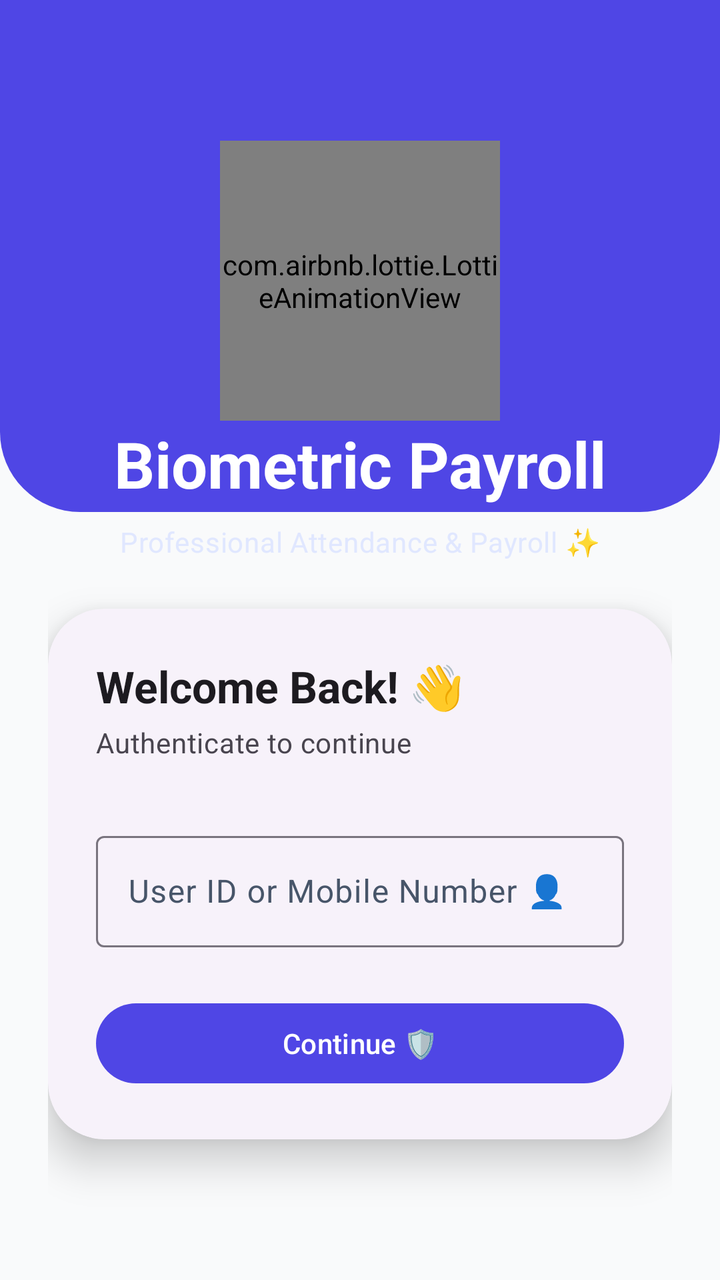
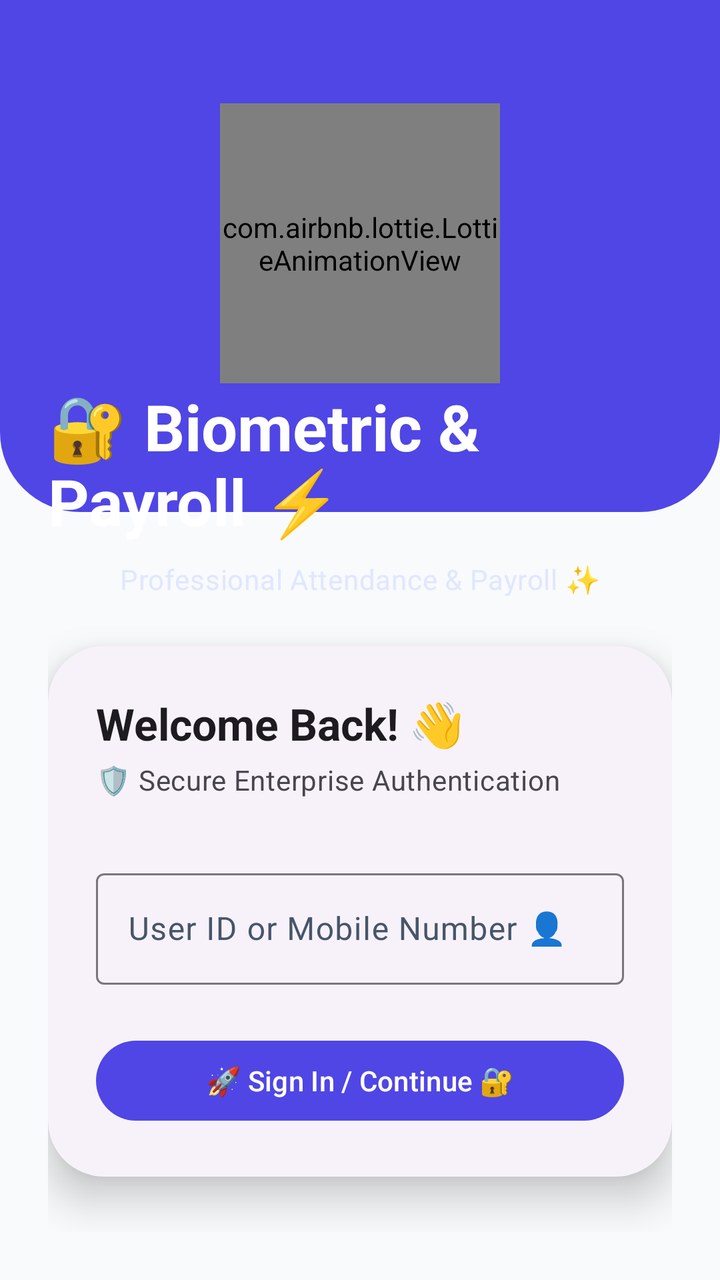

An Android layout rendered at two revisions. The XML below is the earlier revision; the diff shows what the commit changed to produce the second picture.
<!-- AndroidManifest.xml: activity theme Theme.Biometric.Login -->
<!-- res/layout/activity_login.xml -->
<?xml version="1.0" encoding="utf-8"?>
<androidx.constraintlayout.widget.ConstraintLayout xmlns:android="http://schemas.android.com/apk/res/android"
    xmlns:app="http://schemas.android.com/apk/res-auto"
    xmlns:tools="http://schemas.android.com/tools"
    android:id="@+id/main"
    android:layout_width="match_parent"
    android:layout_height="match_parent"
    android:background="?attr/colorSurface">

    <View
        android:id="@+id/topGradient"
        android:layout_width="match_parent"
        android:layout_height="0dp"
        android:background="@drawable/bg_login_header"
        app:layout_constraintBottom_toTopOf="@+id/guideline_h"
        app:layout_constraintTop_toTopOf="parent" />

    <androidx.constraintlayout.widget.Guideline
        android:id="@+id/guideline_h"
        android:layout_width="wrap_content"
        android:layout_height="wrap_content"
        android:orientation="horizontal"
        app:layout_constraintGuide_percent="0.4" />

    <androidx.core.widget.NestedScrollView
        android:layout_width="match_parent"
        android:layout_height="match_parent"
        android:fillViewport="true"
        android:fitsSystemWindows="false">

        <androidx.constraintlayout.widget.ConstraintLayout
            android:layout_width="match_parent"
            android:layout_height="wrap_content"
            android:padding="24dp">

            <com.airbnb.lottie.LottieAnimationView
                android:id="@+id/tvEmoji"
                android:layout_width="140dp"
                android:layout_height="140dp"
                app:lottie_rawRes="@raw/anim_biometric_scan"
                app:lottie_autoPlay="true"
                app:lottie_loop="true"
                app:layout_constraintBottom_toTopOf="@+id/tvAppTitle"
                app:layout_constraintEnd_toEndOf="parent"
                app:layout_constraintStart_toStartOf="parent"
                app:layout_constraintTop_toTopOf="parent"
                app:layout_constraintVertical_chainStyle="packed" />

            <TextView
                android:id="@+id/tvAppTitle"
                android:layout_width="wrap_content"
                android:layout_height="wrap_content"
                android:text="Biometric Payroll"
                android:textAppearance="@style/TextAppearance.Material3.HeadlineLarge"
                android:textColor="@android:color/white"
                android:textStyle="bold"
                app:layout_constraintBottom_toTopOf="@+id/tvSubtitle"
                app:layout_constraintEnd_toEndOf="parent"
                app:layout_constraintStart_toStartOf="parent"
                app:layout_constraintTop_toBottomOf="@id/tvEmoji" />

            <TextView
                android:id="@+id/tvSubtitle"
                android:layout_width="wrap_content"
                android:layout_height="wrap_content"
                android:layout_marginTop="8dp"
                android:text="Professional Attendance &amp; Payroll ✨"
                android:textAppearance="@style/TextAppearance.Material3.BodyMedium"
                android:textColor="#E0E7FF"
                app:layout_constraintBottom_toTopOf="@+id/loginCard"
                app:layout_constraintEnd_toEndOf="parent"
                app:layout_constraintStart_toStartOf="parent"
                app:layout_constraintTop_toBottomOf="@id/tvAppTitle" />

            <com.google.android.material.card.MaterialCardView
                android:id="@+id/loginCard"
                style="@style/Widget.App.CardView"
                android:layout_width="match_parent"
                android:layout_height="wrap_content"
                android:layout_marginTop="24dp"
                app:cardCornerRadius="28dp"
                app:cardElevation="12dp"
                app:layout_constraintBottom_toBottomOf="parent"
                app:layout_constraintTop_toBottomOf="@id/tvSubtitle">

                <LinearLayout
                    android:layout_width="match_parent"
                    android:layout_height="wrap_content"
                    android:orientation="vertical"
                    android:padding="24dp">

                    <TextView
                        android:id="@+id/tvWelcome"
                        android:layout_width="wrap_content"
                        android:layout_height="wrap_content"
                        android:text="Welcome Back! 👋"
                        android:textAppearance="@style/TextAppearance.Material3.TitleLarge"
                        android:textStyle="bold" />

                    <TextView
                        android:layout_width="wrap_content"
                        android:layout_height="wrap_content"
                        android:layout_marginTop="4dp"
                        android:text="Authenticate to continue"
                        android:textAppearance="@style/TextAppearance.Material3.BodyMedium"
                        android:textColor="?android:attr/textColorSecondary" />

                    
                    <com.google.android.material.textfield.TextInputLayout
                        android:id="@+id/tilUserId"
                        style="@style/Widget.Material3.TextInputLayout.OutlinedBox"
                        android:layout_width="match_parent"
                        android:layout_height="wrap_content"
                        android:layout_marginTop="32dp"
                        android:hint="User ID or Mobile Number 👤">
                        <com.google.android.material.textfield.TextInputEditText
                            android:id="@+id/etUserId"
                            android:layout_width="match_parent"
                            android:layout_height="wrap_content"
                            android:inputType="text" />
                    </com.google.android.material.textfield.TextInputLayout>

                    
                    <com.google.android.material.textfield.TextInputLayout
                        android:id="@+id/tilDynamic"
                        style="@style/Widget.Material3.TextInputLayout.OutlinedBox"
                        android:layout_width="match_parent"
                        android:layout_height="wrap_content"
                        android:layout_marginTop="16dp"
                        android:hint="Password or OTP 🔒"
                        android:visibility="gone"
                        app:passwordToggleEnabled="true">
                        <com.google.android.material.textfield.TextInputEditText
                            android:id="@+id/etDynamic"
                            android:layout_width="match_parent"
                            android:layout_height="wrap_content"
                            android:inputType="textPassword" />
                    </com.google.android.material.textfield.TextInputLayout>

                    <com.google.android.material.button.MaterialButton
                        android:id="@+id/btnLoginAction"
                        style="@style/PremiumButton"
                        android:layout_width="match_parent"
                        android:layout_height="wrap_content"
                        android:layout_marginTop="24dp"
                        android:text="Continue 🛡️" />

                    <com.google.android.material.button.MaterialButton
                        android:id="@+id/btnReset"
                        style="@style/Widget.Material3.Button.TextButton"
                        android:layout_width="match_parent"
                        android:layout_height="wrap_content"
                        android:layout_marginTop="8dp"
                        android:text="Change ID / Number"
                        android:visibility="gone" />

                    
                    <LinearLayout
                        android:id="@+id/llBiometricLogin"
                        android:layout_width="match_parent"
                        android:layout_height="wrap_content"
                        android:layout_marginTop="24dp"
                        android:gravity="center"
                        android:orientation="vertical"
                        android:visibility="gone">
                        <com.google.android.material.card.MaterialCardView
                            android:id="@+id/btnFingerprint"
                            android:layout_width="80dp"
                            android:layout_height="80dp"
                            app:cardCornerRadius="40dp">
                            <ImageView
                                android:layout_width="48dp"
                                android:layout_height="48dp"
                                android:layout_gravity="center"
                                android:src="@drawable/ic_fingerprint_premium"
                                app:tint="?attr/colorPrimary"
                                android:contentDescription="Touch ID" />
                        </com.google.android.material.card.MaterialCardView>
                        <TextView
                            android:id="@+id/tvBiometricLabel"
                            android:layout_width="wrap_content"
                            android:layout_height="wrap_content"
                            android:layout_marginTop="12dp"
                            android:text="Quick Unlock"
                            android:textAppearance="@style/TextAppearance.Material3.LabelLarge" />
                    </LinearLayout>
                </LinearLayout>
            </com.google.android.material.card.MaterialCardView>

        </androidx.constraintlayout.widget.ConstraintLayout>
    </androidx.core.widget.NestedScrollView>

</androidx.constraintlayout.widget.ConstraintLayout>
<!-- resources referenced by this layout -->
<resources>
  <!-- drawable bg_login_header (drawable) -->
  <?xml version="1.0" encoding="utf-8"?>
  <shape xmlns:android="http://schemas.android.com/apk/res/android"
      android:shape="rectangle">
      <solid android:color="#4F46E5" />
      <corners
          android:bottomLeftRadius="40dp"
          android:bottomRightRadius="40dp" />
  </shape>
  <!-- drawable ic_fingerprint_premium (drawable) -->
  <vector xmlns:android="http://schemas.android.com/apk/res/android"
      android:width="96dp"
      android:height="96dp"
      android:viewportWidth="24"
      android:viewportHeight="24">
  
      <path
          android:fillColor="#4CAF50"
          android:pathData="M12,2C7.03,2 3,6.03 3,11v3h2v-3c0,-3.87 3.13,-7 7,-7s7,3.13 7,7v3h2v-3c0,-4.97 -4.03,-9 -9,-9z"/>
  
      <path
          android:fillColor="#81C784"
          android:pathData="M12,6c-2.76,0 -5,2.24 -5,5v2h2v-2c0,-1.65 1.35,-3 3,-3s3,1.35 3,3v2h2v-2c0,-2.76 -2.24,-5 -5,-5z"/>
  
      <path
          android:fillColor="#A5D6A7"
          android:pathData="M12,10c-1.1,0 -2,0.9 -2,2v3c0,2.76 2.24,5 5,5v-2c-1.65,0 -3,-1.35 -3,-3v-3c0,-1.1 -0.9,-2 -2,-2z"/>
  
  </vector>
  <style name="PremiumButton" parent="Widget.Material3.Button">
          <item name="android:textColor">@android:color/white</item>
          <item name="backgroundTint">?attr/colorPrimary</item>
      </style>
  <style name="Widget.App.CardView" parent="Widget.Material3.CardView.Elevated">
          <item name="cardCornerRadius">16dp</item>
          <item name="cardElevation">4dp</item>
      </style>
  <style name="Theme.Biometric.Login" parent="Theme.Biometric">
          <item name="android:windowLightStatusBar">false</item>
      </style>
  <color name="colorPrimary">#4F46E5</color>
  <color name="colorPrimaryDark">#4338CA</color>
  <color name="colorAccent">#F43F5E</color>
  <color name="window_background">#F9FAFB</color>
  <color name="text_primary">#0F172A</color>
  <color name="colorSurfaceVariant">#F3F4F6</color>
  <color name="text_secondary">#475569</color>
  <color name="red">#EF4444</color>
  <color name="outline">#79747E</color>
  <color name="outline_variant">#CAC4D0</color>
  <style name="Widget.App.Toolbar" parent="Widget.Material3.Toolbar.OnSurface">
          <item name="titleTextAppearance">@style/TextAppearance.App.ToolbarTitle</item>
      </style>
  <style name="TextAppearance.App.ToolbarTitle" parent="TextAppearance.Material3.TitleLarge">
          <item name="android:textStyle">bold</item>
      </style>
  <!-- unchanged entries left out for length: 1 -->
</resources>

<!-- the commit's change to res/layout/activity_login.xml (unified diff, before → after) -->
@@ -50,7 +50,7 @@
                 android:id="@+id/tvAppTitle"
                 android:layout_width="wrap_content"
                 android:layout_height="wrap_content"
-                android:text="Biometric Payroll"
+                android:text="🔐 Biometric &amp; Payroll ⚡"
                 android:textAppearance="@style/TextAppearance.Material3.HeadlineLarge"
                 android:textColor="@android:color/white"
                 android:textStyle="bold"
@@ -101,7 +101,7 @@
                         android:layout_width="wrap_content"
                         android:layout_height="wrap_content"
                         android:layout_marginTop="4dp"
-                        android:text="Authenticate to continue"
+                        android:text="🛡️ Secure Enterprise Authentication"
                         android:textAppearance="@style/TextAppearance.Material3.BodyMedium"
                         android:textColor="?android:attr/textColorSecondary" />
 
@@ -143,7 +143,7 @@
                         android:layout_width="match_parent"
                         android:layout_height="wrap_content"
                         android:layout_marginTop="24dp"
-                        android:text="Continue 🛡️" />
+                        android:text="🚀 Sign In / Continue 🔐" />
 
                     <com.google.android.material.button.MaterialButton
                         android:id="@+id/btnReset"
@@ -151,7 +151,7 @@
                         android:layout_width="match_parent"
                         android:layout_height="wrap_content"
                         android:layout_marginTop="8dp"
-                        android:text="Change ID / Number"
+                        android:text="🔄 Change ID / Mobile Number"
                         android:visibility="gone" />
 
                     
